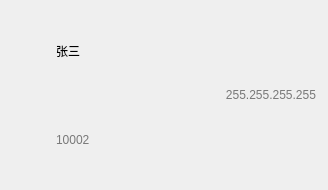
Old version of the form Linpop/ui/addfriend.ui in the repository asdfz1346/linpop.
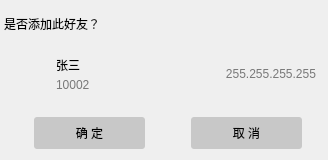
New version of the form. Icons and pictures are not drawn.

Commit message: Add friend Ui support

The edit to the form file:
```diff
--- a/Linpop/ui/addfriend.ui
+++ b/Linpop/ui/addfriend.ui
@@ -7,7 +7,7 @@
     <x>0</x>
     <y>0</y>
     <width>328</width>
-    <height>190</height>
+    <height>160</height>
    </rect>
   </property>
   <property name="minimumSize">
@@ -19,7 +19,7 @@
   <property name="maximumSize">
    <size>
     <width>328</width>
-    <height>190</height>
+    <height>160</height>
    </size>
   </property>
   <property name="windowTitle">
@@ -36,7 +36,7 @@
 
 </string>
   </property>
-  <layout class="QHBoxLayout" name="horizontalLayout_2">
+  <layout class="QVBoxLayout" name="verticalLayout_2">
    <property name="spacing">
     <number>0</number>
    </property>
@@ -52,6 +52,31 @@
    <property name="bottomMargin">
     <number>0</number>
    </property>
+   <item>
+    <widget class="QLabel" name="tipLabel">
+     <property name="sizePolicy">
+      <sizepolicy hsizetype="Preferred" vsizetype="Expanding">
+       <horstretch>0</horstretch>
+       <verstretch>0</verstretch>
+      </sizepolicy>
+     </property>
+     <property name="minimumSize">
+      <size>
+       <width>0</width>
+       <height>0</height>
+      </size>
+     </property>
+     <property name="maximumSize">
+      <size>
+       <width>16777215</width>
+       <height>16777215</height>
+      </size>
+     </property>
+     <property name="text">
+      <string>是否添加此好友？</string>
+     </property>
+    </widget>
+   </item>
    <item>
     <widget class="QWidget" name="FriendLayout" native="true">
      <property name="sizePolicy">
@@ -63,7 +88,7 @@
      <property name="maximumSize">
       <size>
        <width>16777215</width>
-       <height>16777215</height>
+       <height>54</height>
       </size>
      </property>
      <layout class="QHBoxLayout" name="horizontalLayout">
@@ -192,6 +217,89 @@
      </layout>
     </widget>
    </item>
+   <item>
+    <widget class="QWidget" name="horizontalWidget" native="true">
+     <property name="minimumSize">
+      <size>
+       <width>0</width>
+       <height>60</height>
+      </size>
+     </property>
+     <property name="maximumSize">
+      <size>
+       <width>16777215</width>
+       <height>60</height>
+      </size>
+     </property>
+     <property name="sizeIncrement">
+      <size>
+       <width>0</width>
+       <height>0</height>
+      </size>
+     </property>
+     <widget class="QPushButton" name="logButton">
+      <property name="enabled">
+       <bool>true</bool>
+      </property>
+      <property name="geometry">
+       <rect>
+        <x>30</x>
+        <y>17</y>
+        <width>111</width>
+        <height>32</height>
+       </rect>
+      </property>
+      <property name="styleSheet">
+       <string notr="true">QPushButton#logButton {
+	background-color: rgb(200, 200, 200);
+	border-radius: 3px;
+}
+
+QPushButton#logButton:hover {
+	background-color: rgb(170, 170, 170);
+	border-radius: 3px;
+}
+
+QPushButton#logButton:pressed {
+	background-color: rgb(150, 150, 150);
+	border-radius: 3px;
+}</string>
+      </property>
+      <property name="text">
+       <string>确 定</string>
+      </property>
+     </widget>
+     <widget class="QPushButton" name="cancelButton">
+      <property name="geometry">
+       <rect>
+        <x>187</x>
+        <y>17</y>
+        <width>111</width>
+        <height>32</height>
+       </rect>
+      </property>
+      <property name="styleSheet">
+       <string notr="true">QPushButton#cancelButton {
+	background-color: rgb(200, 200, 200);
+	border-radius: 3px;
+}
+
+QPushButton#cancelButton:hover {
+	background-color: rgb(170, 170, 170);
+	border-radius: 3px;
+}
+
+QPushButton#cancelButton:pressed {
+	background-color: rgb(150, 150, 150);
+	border-radius: 3px;
+}</string>
+      </property>
+      <property name="text">
+       <string>取 消</string>
+      </property>
+     </widget>
+    </widget>
+   </item>
   </layout>
  </widget>
  <resources/>
```
The commit also changes 2 other files.
